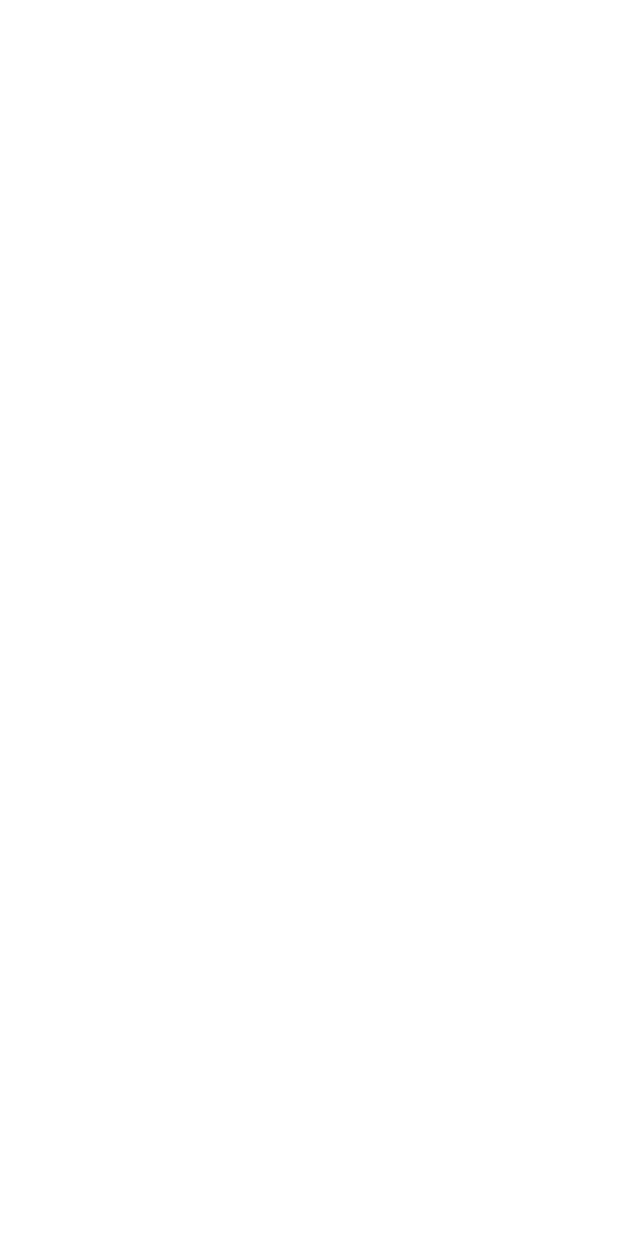
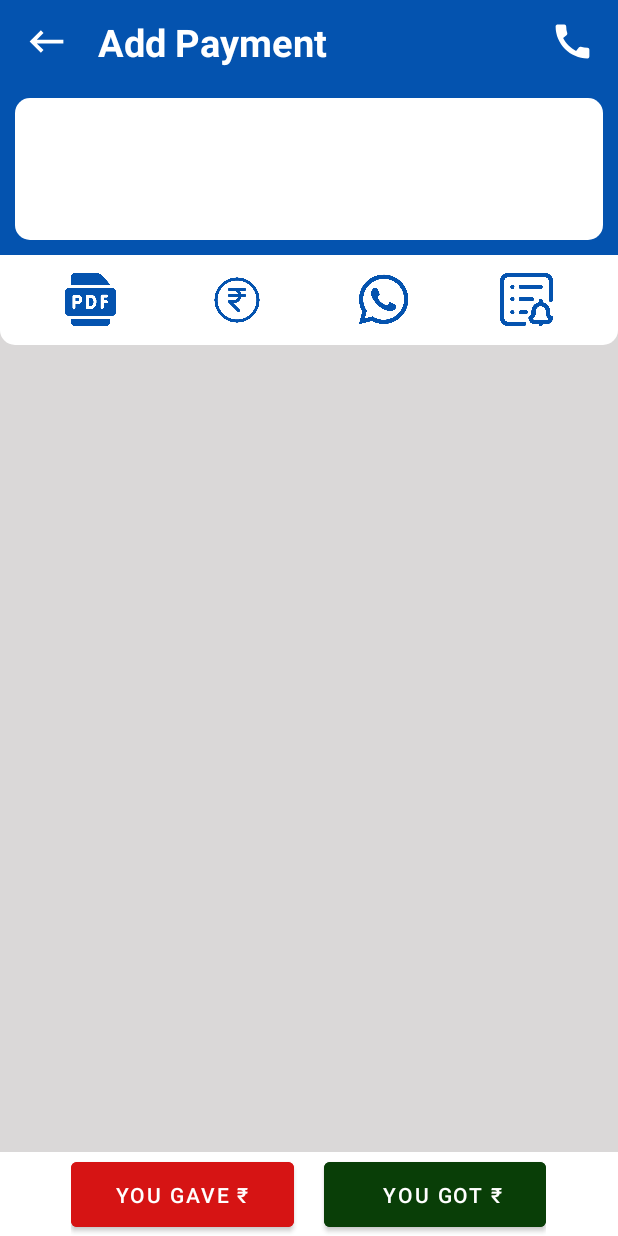
Before and after one commit to ChetanGediya1/Khatabook, an Android app: the UserActivity screen opened directly, with no data from a screen before it, on a phone screen of 412 x 824 dp. Before the commit the screen is empty. Run offline under Robolectric (Android 15) with nearby library versions, the phone set to English and light mode, and no system bars.

Commit message:
07/10/2022 2

```diff
--- a/app/src/main/java/com/example/khatabook/MainActivity.kt
+++ b/app/src/main/java/com/example/khatabook/MainActivity.kt
@@ -24,10 +24,11 @@ class MainActivity : AppCompatActivity() {
     override fun onCreate(savedInstanceState: Bundle?) {
         super.onCreate(savedInstanceState)
         binding = ActivityMainBinding.inflate(layoutInflater)
+        setContentView(binding.root)
         bind = ActivitySecondBinding.inflate(layoutInflater)
-        setContentView(binding.root)
-        val toolbar = findViewById<Toolbar>(R.id.toolbar)
-        val mTitle = findViewById<TextView>(R.id.toolbar_title)
+
+        val toolbar = findViewById<Toolbar>(R.id.toolbar1)
+        val mTitle = findViewById<TextView>(R.id.toolbar_title1)
         setSupportActionBar(toolbar)
         mTitle.setText(toolbar.getTitle());
      getSupportActionBar()?.setDisplayShowTitleEnabled(false);
--- a/app/src/main/java/com/example/khatabook/Second_Activity.kt
+++ b/app/src/main/java/com/example/khatabook/Second_Activity.kt
@@ -20,8 +20,8 @@ class Second_Activity : AppCompatActivity() {
         super.onCreate(savedInstanceState)
         binding = ActivitySecondBinding.inflate(layoutInflater)
         setContentView(binding.root)
-        val toolbar = findViewById<Toolbar>(R.id.toolbar)
-        val mTitle = findViewById<TextView>(R.id.toolbar_title)
+        val toolbar = findViewById<Toolbar>(R.id.toolbar2)
+        val mTitle = findViewById<TextView>(R.id.toolbar_title2)
         setSupportActionBar(toolbar)
         mTitle.setText("Add Customer");
         getSupportActionBar()?.setDisplayShowTitleEnabled(false);
--- a/app/src/main/java/com/example/khatabook/UserActivity.kt
+++ b/app/src/main/java/com/example/khatabook/UserActivity.kt
@@ -1,12 +1,39 @@
 package com.example.khatabook
 
+import android.annotation.SuppressLint
+import android.content.Intent
+import android.net.Uri
 import android.os.Bundle
+import android.widget.TextView
 import androidx.appcompat.app.AppCompatActivity
+import androidx.appcompat.widget.Toolbar
+import com.example.khatabook.databinding.ActivityUserBinding
 
 class UserActivity : AppCompatActivity() {
+    lateinit var bind : ActivityUserBinding
+ var hello : String? = null
+
+    @SuppressLint("MissingInflatedId")
     override fun onCreate(savedInstanceState: Bundle?) {
         super.onCreate(savedInstanceState)
         setContentView(R.layout.activity_user)
+        bind = ActivityUserBinding.inflate(layoutInflater)
+        setContentView(bind.root)
+        val tool = findViewById<Toolbar>(R.id.tool)
+        val ti = findViewById<TextView>(R.id.tooltitle)
+        ti.setText("Add Payment")
+        setSupportActionBar(tool)
+        getSupportActionBar()?.setDisplayShowTitleEnabled(false);
+
+        bind.call3.setOnClickListener {
+            var intent = Intent()
+            intent.action = Intent.ACTION_SEND
+            intent.putExtra(Intent.EXTRA_TEXT,hello.toString())
+            intent.type = "text/plain"
+            intent = Intent.createChooser(intent, "Share via")
+           startActivity(intent)
+        }
+
 
     }
 }
--- a/app/src/main/res/drawable/ic_baseline_call_24.xml
+++ b/app/src/main/res/drawable/ic_baseline_call_24.xml
@@ -1,4 +1,4 @@
-<vector android:height="24dp" android:tint="#504E4E"
+<vector android:height="24dp" android:tint="#FFFFFF"
     android:viewportHeight="24" android:viewportWidth="24"
     android:width="24dp" xmlns:android="http://schemas.android.com/apk/res/android">
     <path android:fillColor="@android:color/white" android:pathData="M20.01,15.38c-1.23,0 -2.42,-0.2 -3.53,-0.56 -0.35,-0.12 -0.74,-0.03 -1.01,0.24l-1.57,1.97c-2.83,-1.35 -5.48,-3.9 -6.89,-6.83l1.95,-1.66c0.27,-0.28 0.35,-0.67 0.24,-1.02 -0.37,-1.11 -0.56,-2.3 -0.56,-3.53 0,-0.54 -0.45,-0.99 -0.99,-0.99H4.19C3.65,3 3,3.24 3,3.99 3,13.28 10.73,21 20.01,21c0.71,0 0.99,-0.63 0.99,-1.18v-3.45c0,-0.54 -0.45,-0.99 -0.99,-0.99z"/>
--- /dev/null
+++ b/app/src/main/res/drawable/moneybutton.xml
@@ -0,0 +1,16 @@
+<?xml version="1.0" encoding="utf-8"?>
+<shape xmlns:android="http://schemas.android.com/apk/res/android"
+    android:shape="rectangle">
+
+    <corners
+        android:bottomLeftRadius="10dp"
+        android:bottomRightRadius="10dp"/>
+
+    <solid
+        android:color="#FFFFFF"/>
+
+
+
+
+
+</shape>
--- a/app/src/main/res/layout/activity_main.xml
+++ b/app/src/main/res/layout/activity_main.xml
@@ -16,7 +16,7 @@
         android:layout_width="match_parent"
         android:background="#0453AF"
         android:layout_height="?actionBarSize"
-        android:id="@+id/toolbar">
+        android:id="@+id/toolbar1">
 
 
         <ImageView
@@ -26,7 +26,7 @@
             android:src="@drawable/ic_baseline_menu_24"/>
 
         <TextView
-            android:id="@+id/toolbar_title"
+            android:id="@+id/toolbar_title1"
             android:layout_width="wrap_content"
             android:layout_marginLeft="35dp"
             android:textStyle="bold"
@@ -43,7 +43,7 @@
     <RelativeLayout
         android:layout_width="match_parent"
         android:layout_height="170dp"
-        android:layout_below="@id/toolbar"
+        android:layout_below="@id/toolbar1"
         android:background="#0453AF">
 
 
--- a/app/src/main/res/layout/activity_second.xml
+++ b/app/src/main/res/layout/activity_second.xml
@@ -11,7 +11,7 @@
         android:layout_width="match_parent"
         android:background="#0453AF"
         android:layout_height="?actionBarSize"
-        android:id="@+id/toolbar">
+        android:id="@+id/toolbar2">
 
 
         <ImageView
@@ -21,7 +21,7 @@
             android:src="@drawable/ic_baseline_keyboard_backspace_24"/>
 
         <TextView
-            android:id="@+id/toolbar_title"
+            android:id="@+id/toolbar_title2"
             android:layout_width="wrap_content"
             android:layout_marginLeft="35dp"
             android:text="Add Customer"
--- a/app/src/main/res/layout/activity_user.xml
+++ b/app/src/main/res/layout/activity_user.xml
@@ -1,9 +1,159 @@
 <?xml version="1.0" encoding="utf-8"?>
-<androidx.constraintlayout.widget.ConstraintLayout xmlns:android="http://schemas.android.com/apk/res/android"
+<RelativeLayout xmlns:android="http://schemas.android.com/apk/res/android"
     xmlns:app="http://schemas.android.com/apk/res-auto"
     xmlns:tools="http://schemas.android.com/tools"
     android:layout_width="match_parent"
     android:layout_height="match_parent"
+    android:background="#DAD8D8"
     tools:context=".UserActivity">
 
-</androidx.constraintlayout.widget.ConstraintLayout>
+    <RelativeLayout
+        android:layout_width="match_parent"
+        android:layout_height="170dp"
+        android:id="@+id/blueBox"
+        android:background="#0453AF">
+
+        <RelativeLayout
+            android:layout_width="match_parent"
+            android:layout_height="110dp"
+  android:background="@drawable/button"
+            android:layout_marginStart="10dp"
+            android:layout_marginTop="65dp"
+            android:layout_marginEnd="10dp"
+            android:layout_marginBottom="10dp"/>
+
+
+
+    </RelativeLayout>
+
+    <RelativeLayout
+        android:layout_width="match_parent"
+        android:layout_height="60dp"
+        android:layout_below="@id/blueBox"
+        android:layout_centerInParent="true"
+        android:background="@drawable/moneybutton"
+        android:gravity="center">
+
+
+        <ImageView
+            android:id="@+id/call"
+            android:layout_width="35dp"
+            android:layout_height="35dp"
+            android:layout_centerVertical="true"
+            android:src="@drawable/pdf" />
+
+        <ImageView
+            android:id="@+id/call2"
+            android:layout_width="40dp"
+            android:layout_height="40dp"
+            android:layout_centerVertical="true"
+            android:layout_marginLeft="60dp"
+            android:layout_toEndOf="@id/call"
+            android:src="@drawable/pay" />
+
+        <ImageView
+            android:id="@+id/call3"
+            android:layout_width="35dp"
+            android:layout_height="35dp"
+            android:layout_centerVertical="true"
+            android:layout_marginLeft="60dp"
+            android:layout_toEndOf="@id/call2"
+            android:src="@drawable/whats" />
+
+        <ImageView
+            android:id="@+id/call4"
+            android:layout_width="35dp"
+            android:layout_height="35dp"
+            android:layout_centerVertical="true"
+            android:layout_marginLeft="60dp"
+            android:layout_toEndOf="@id/call3"
+            android:src="@drawable/not" />
+
+
+    </RelativeLayout>
+
+
+    <androidx.appcompat.widget.Toolbar
+        android:layout_width="match_parent"
+        android:background="#0453AF"
+        android:layout_height="?actionBarSize"
+        android:id="@+id/tool">
+
+
+
+
+        <ImageView
+            android:id="@+id/h"
+            android:layout_width="30dp"
+            android:layout_height="30dp"
+            android:src="@drawable/ic_baseline_keyboard_backspace_24"/>
+
+        <TextView
+            android:id="@+id/tooltitle"
+            android:layout_width="wrap_content"
+            android:layout_marginLeft="35dp"
+            android:textStyle="bold"
+            android:text="Add Payment"
+            android:textColor="@color/white"
+            android:layout_toEndOf="@id/h"
+
+            android:layout_height="wrap_content"
+            android:textSize="25dp"
+            />
+        <RelativeLayout
+            android:layout_width="wrap_content"
+            android:layout_height="wrap_content">
+
+
+
+
+            <ImageView
+                android:id="@+id/calling"
+                android:layout_width="30dp"
+                android:layout_alignParentEnd="true"
+                android:layout_marginRight="15dp"
+                android:layout_height="30dp"
+                android:src="@drawable/ic_baseline_call_24"/>
+        </RelativeLayout>
+
+
+    </androidx.appcompat.widget.Toolbar>
+
+    <RelativeLayout
+        android:layout_width="match_parent"
+        android:layout_height="56dp"
+        android:background="@color/white"
+        android:layout_alignParentBottom="true"/>
+
+    <RelativeLayout
+        android:layout_width="wrap_content"
+        android:layout_centerHorizontal="true"
+        android:layout_height="wrap_content"
+        android:layout_alignParentBottom="true">
+
+
+
+
+    <Button
+        android:id="@+id/credit"
+        android:layout_width="wrap_content"
+        android:layout_toEndOf="@id/debit"
+        android:layout_marginLeft="20dp"
+        android:layout_height="55dp"
+        android:backgroundTint="#093E07"
+        android:text="     YOU GOT ₹   "/>
+        <Button
+            android:id="@+id/debit"
+            android:layout_width="wrap_content"
+            android:layout_height="55dp"
+            android:backgroundTint="#D61414"
+            android:text="   You GAVE ₹   "/>
+
+
+    </RelativeLayout>
+
+
+
+
+
+</RelativeLayout>
```
Also changed, not shown: app/src/main/res/drawable/not.png (added), app/src/main/res/drawable/pay.png (added), app/src/main/res/drawable/pdf.png (added), app/src/main/res/drawable/whats.png (added).
